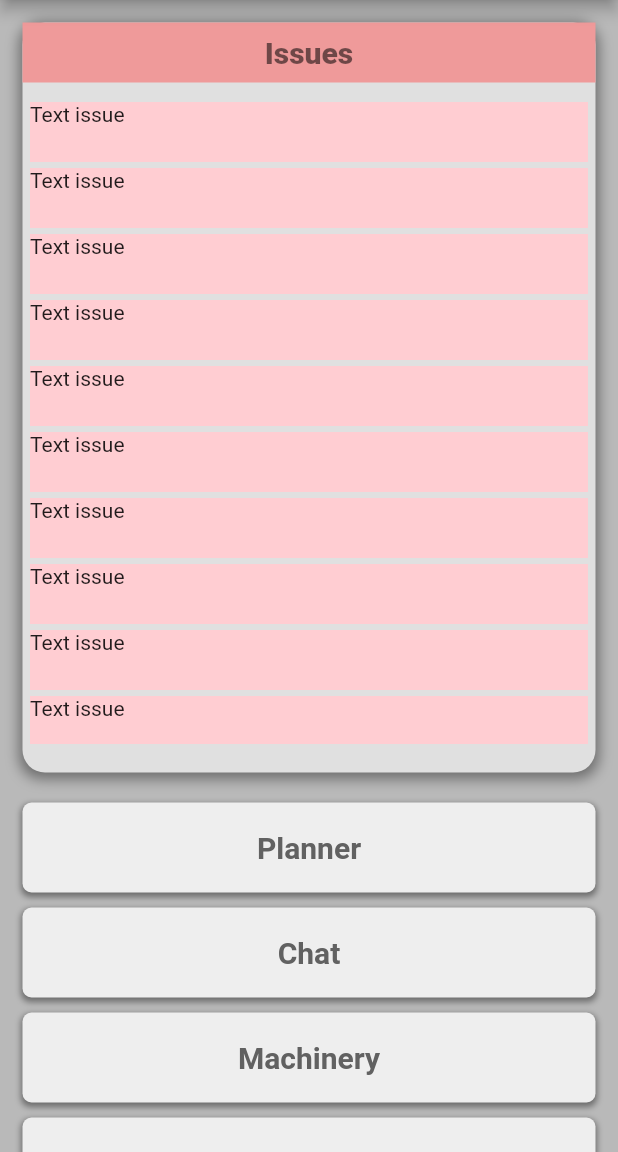
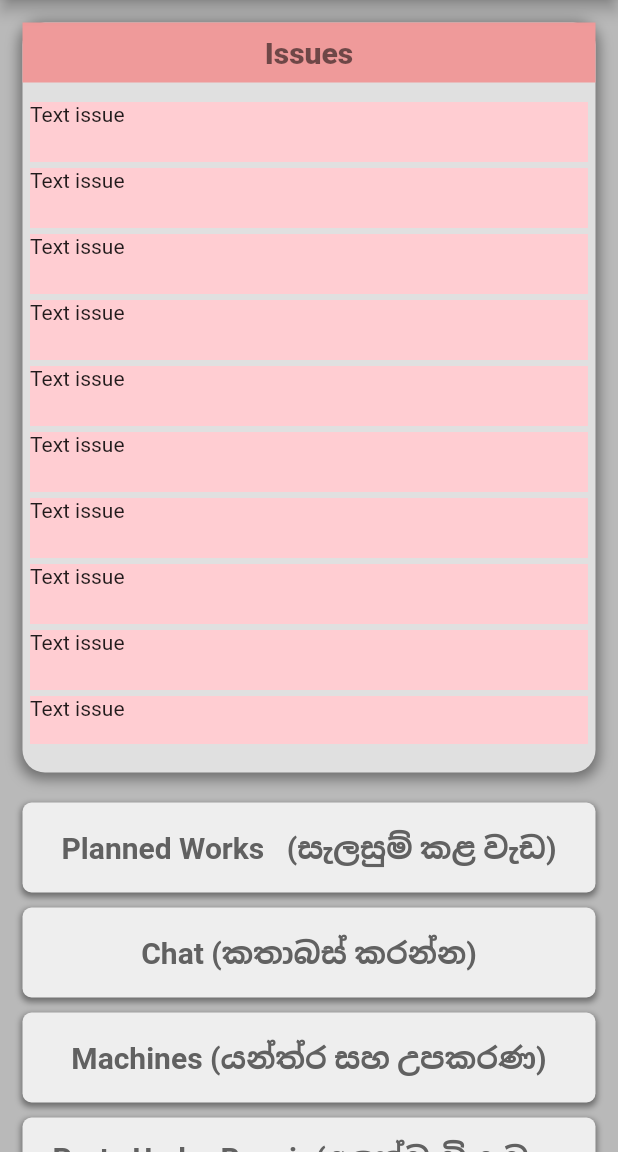
Before and after one commit to janithlahirukariyawasam/CAERUS-mobile, a Flutter app: the screen it shows after launch, on a phone screen of 412 x 824 dp, the part 84-1236 px from its top. Run offline on Flutter 3.47's test engine with Material 2 defaults, Android fonts, the phone set to English and light mode, and no system bars.

Commit message:
add planner part not finalized design

```diff
--- /dev/null
+++ b/lib/Views/Equipment.dart
@@ -0,0 +1,3 @@
+import 'package:flutter/material.dart';
+import 'package:http/http.dart' as http;
+import 'dart:convert';
--- /dev/null
+++ b/lib/Views/Machines.dart
@@ -0,0 +1,3 @@
+import 'package:flutter/material.dart';
+import 'package:http/http.dart' as http;
+import 'dart:convert';
--- a/lib/Views/MainPage/MainPage.dart
+++ b/lib/Views/MainPage/MainPage.dart
@@ -1,4 +1,5 @@
 import 'package:caerus/Views/Notices.dart';
+import 'package:caerus/Views/Planner.dart';
 import 'package:flutter/material.dart';
 
 class MainPage extends StatefulWidget {
@@ -187,34 +188,42 @@ class _MainPageState extends State<MainPage> {
               ),
               Padding(
                 padding: const EdgeInsets.fromLTRB(15, 5, 15, 5),
-                child: Container(
-                  height: 60,
-                  child: Center(child: Text("Planner",style: TextStyle(
-                    fontSize: 20,
-                    color: Colors.grey.shade700,
-                    fontWeight: FontWeight.w600,
-                  ),)),
-                  decoration: BoxDecoration(
-                      color: Colors.grey.shade200,
-                      borderRadius: BorderRadius.circular(6),
-                      boxShadow:  [
-                        BoxShadow(
-                          color: Colors.grey.shade900.withOpacity(0.5), //color of shadow
-                          spreadRadius: 1, //spread radius
-                          blurRadius: 3, // blur radius
-                          offset: Offset(0, 2), // changes position of shadow
-                          //first paramerter of offset is left-right
-                          //second parameter is top to down
-                        ),
-                        //you can set more BoxShadow() here
-                      ],
-                ),
-              ),),
+                child: GestureDetector(
+                  onTap: () {
+                    Navigator.push(
+                      context,
+                      MaterialPageRoute(builder: (context) => Planner()),
+                    );
+                  },
+                  child: Container(
+                    height: 60,
+                    child: Center(child: Text("Planned Works   (සැලසුම් කළ වැඩ)",style: TextStyle(
+                      fontSize: 20,
+                      color: Colors.grey.shade700,
+                      fontWeight: FontWeight.w600,
+                    ),)),
+                    decoration: BoxDecoration(
+                        color: Colors.grey.shade200,
+                        borderRadius: BorderRadius.circular(6),
+                        boxShadow:  [
+                          BoxShadow(
+                            color: Colors.grey.shade900.withOpacity(0.5), //color of shadow
+                            spreadRadius: 1, //spread radius
+                            blurRadius: 3, // blur radius
+                            offset: Offset(0, 2), // changes position of shadow
+                            //first paramerter of offset is left-right
+                            //second parameter is top to down
+                          ),
+                          //you can set more BoxShadow() here
+                        ],
+                  ),
+              ),
+                ),),
               Padding(
                 padding: const EdgeInsets.fromLTRB(15, 5, 15, 5),
                 child: Container(
                   height: 60,
-                  child: Center(child: Text("Chat",style: TextStyle(
+                  child: Center(child: Text("Chat (කතාබස් කරන්න)",style: TextStyle(
                     fontSize: 20,
                     color: Colors.grey.shade700,
                     fontWeight: FontWeight.w600,
@@ -239,7 +248,7 @@ class _MainPageState extends State<MainPage> {
                 padding: const EdgeInsets.fromLTRB(15, 5, 15, 5),
                 child: Container(
                   height: 60,
-                  child: Center(child: Text("Machinery",style: TextStyle(
+                  child: Center(child: Text("Machines (යන්ත්ර සහ උපකරණ)",style: TextStyle(
                     fontSize: 20,
                     color: Colors.grey.shade700,
                     fontWeight: FontWeight.w600,
@@ -263,12 +272,15 @@ class _MainPageState extends State<MainPage> {
               Padding(
                 padding: const EdgeInsets.fromLTRB(15, 5, 15, 5),
                 child: Container(
-                  height: 60,
-                  child: Center(child: Text("Equipment",style: TextStyle(
-                    fontSize: 20,
-                    color: Colors.grey.shade700,
-                    fontWeight: FontWeight.w600,
-                  ),)),
+                  height: 80,
+                  child: Center(child: Padding(
+                    padding: const EdgeInsets.fromLTRB(20, 5, 5, 5),
+                    child: Text("Parts Under Repair (අලුත්වැඩියාව යටතේ ඇති කොටස්)",style: TextStyle(
+                      fontSize: 20,
+                      color: Colors.grey.shade700,
+                      fontWeight: FontWeight.w600,
+                    ),),
+                  )),
                   decoration: BoxDecoration(
                     color: Colors.grey.shade200,
                     borderRadius: BorderRadius.circular(6),
@@ -289,7 +301,7 @@ class _MainPageState extends State<MainPage> {
                 padding: const EdgeInsets.fromLTRB(15, 5, 15, 5),
                 child: Container(
                   height: 60,
-                  child: Center(child: Text("Factory  Map",style: TextStyle(
+                  child: Center(child: Text("Employees (සේවකයින්)",style: TextStyle(
                     fontSize: 20,
                     color: Colors.grey.shade700,
                     fontWeight: FontWeight.w600,
@@ -347,7 +359,7 @@ class _MainPageState extends State<MainPage> {
                 padding: const EdgeInsets.fromLTRB(15, 5, 15, 5),
                 child: Container(
                   height: 60,
-                  child: Center(child: Text("My Profile",style: TextStyle(
+                  child: Center(child: Text("My Profile (මගේ ප්‍රොෆයිලය)",style: TextStyle(
                     fontSize: 20,
                     color: Colors.grey.shade700,
                     fontWeight: FontWeight.w600,
--- /dev/null
+++ b/lib/Views/MyAccount.dart
@@ -0,0 +1,3 @@
+import 'package:flutter/material.dart';
+import 'package:http/http.dart' as http;
+import 'dart:convert';
--- a/lib/Views/Notices.dart
+++ b/lib/Views/Notices.dart
@@ -12,7 +12,7 @@ class _NotificationPageState extends State<NotificationPage> {
 
   Future<void> _fetchNotifications() async {
     try {
-      final response = await http.get(Uri.parse('http://192.168.1.5:8800/hr'));
+      final response = await http.get(Uri.parse('http://192.168.1.3:8800/hr'));
       final responseData = json.decode(response.body);
       print("Hello");
       print(responseData);
```
Also changed, not shown: lib/Views/Planner.dart (added, +137 -0 lines).
